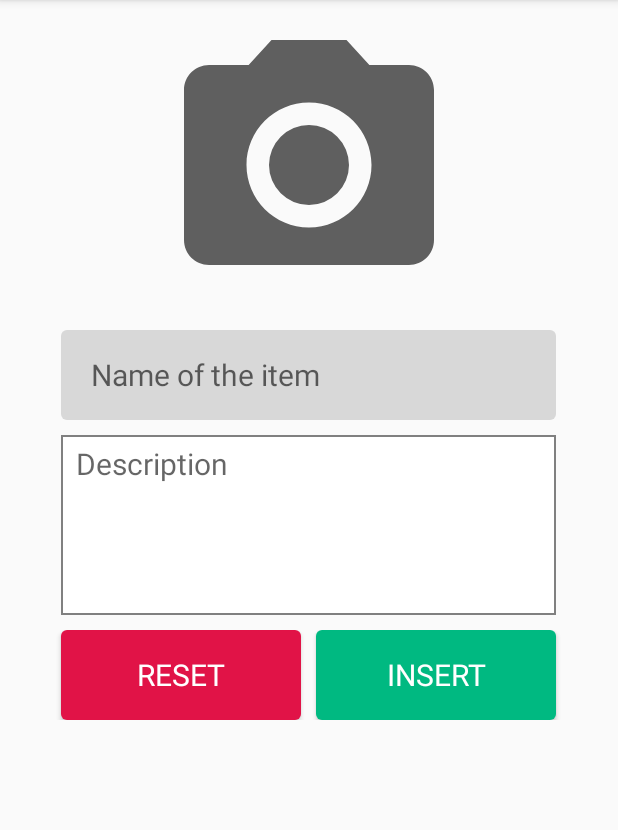
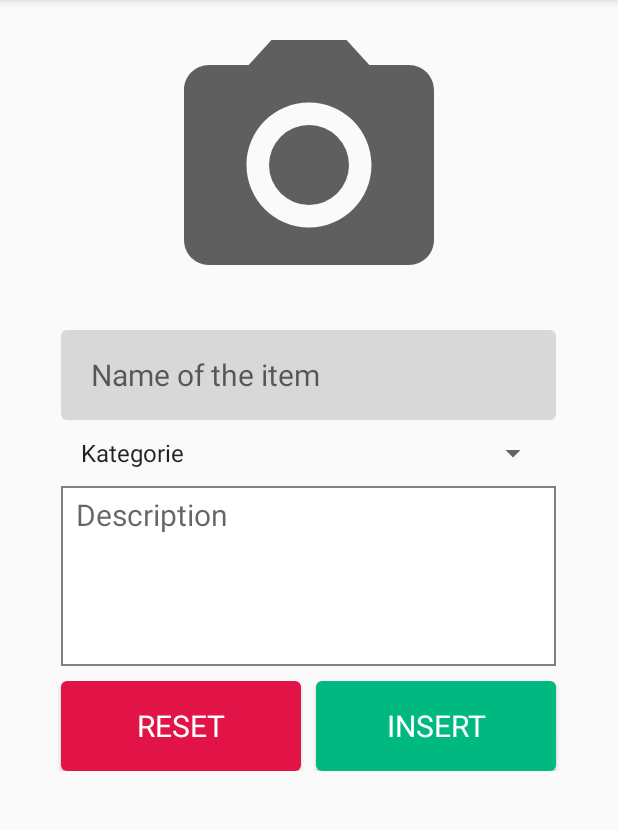
Before and after one commit to NTietje/egora, an Android app: the AddingItem screen opened directly, with no data from a screen before it, on a phone screen of 412 x 824 dp, the part 84-914 px from its top. Run offline under Robolectric (Android 15) with nearby library versions, the light colour scheme and no system bars; our stand-ins replace Firebase (no records; nobody signed in at launch, a user with empty details on screens opened directly); libraries missing offline, so code that uses them is left out: com.shashank.sony.

Commit message:
Added Category-Spinner for Items

```diff
--- a/app/src/main/java/app/egora/ItemManagement/AddingItem.java
+++ b/app/src/main/java/app/egora/ItemManagement/AddingItem.java
@@ -12,9 +12,11 @@ import androidx.appcompat.app.AppCompatActivity;
 import android.text.TextUtils;
 import android.view.View;
 import android.view.WindowManager;
+import android.widget.ArrayAdapter;
 import android.widget.Button;
 import android.widget.EditText;
 import android.widget.ImageView;
+import android.widget.Spinner;
 import android.widget.Toast;
 
 import com.google.android.gms.tasks.Continuation;
@@ -61,6 +63,7 @@ public class AddingItem extends AppCompatActivity {
     private ImageView editImageView;
     private EditText editItemName;
     private EditText editItemDescription;
+    private Spinner spinner;
     private Button buttonReset;
     private Button buttonItemInsert;
     private Uri mImageUri;
@@ -95,11 +98,21 @@ public class AddingItem extends AppCompatActivity {
         progressDialog = new ProgressDialog(this);
         editItemName = findViewById(R.id.item_name);
         editItemDescription = findViewById(R.id.item_description);
+        spinner = findViewById(R.id.item_category_spinner);
         buttonReset = findViewById(R.id.button_reset_item);
         buttonItemInsert = findViewById(R.id.button_insert_item);
 
         //Zuweisung des ImageViews
         editImageView = (ImageView) findViewById(R.id.item_imageView);
+
+        //Laden des KategorieArrays
+
+        ArrayAdapter<CharSequence> adapter = ArrayAdapter.createFromResource(this,
+                R.array.item_categories, android.R.layout.simple_spinner_item);
+        // Specify the layout to use when the list of choices appears
+        adapter.setDropDownViewResource(android.R.layout.simple_spinner_dropdown_item);
+        // Apply the adapter to the spinner
+        spinner.setAdapter(adapter);
 
         //Onclick-Listener für Bildaufnahme
         editImageView.setOnClickListener(new View.OnClickListener() {
@@ -155,12 +168,13 @@ public class AddingItem extends AppCompatActivity {
 
         final String itemName = editItemName.getText().toString().trim();
         final String itemDescription = editItemDescription.getText().toString().trim();
+        final String category = spinner.getSelectedItem().toString();
         final String ownerId = mAuth.getCurrentUser().getUid();
 
         progressDialog.show();
 
         //&& !TextUtils.isEmpty(itemDescription) && !TextUtils.isEmpty(ownerCommunity)
-        if (!TextUtils.isEmpty(itemName) && tookPicture ) {
+        if (!TextUtils.isEmpty(itemName) && tookPicture && !category.equals("Kategorie")  ) {
             //Erstellung einer einzigartigen ID
 
             DocumentReference itemRef = db.collection("items").document();
@@ -197,6 +211,7 @@ public class AddingItem extends AppCompatActivity {
                         Map<String, Object> newItem = new HashMap<>();
                         newItem.put("name", itemName);
                         newItem.put("description" , itemDescription);
+                        newItem.put("category" , category);
                         newItem.put("downloadUrl", downloadUrl);
                         newItem.put("ownerId", ownerId);
                         newItem.put("itemId", itemId);
@@ -227,14 +242,18 @@ public class AddingItem extends AppCompatActivity {
 
         } else {
             progressDialog.dismiss();
-            if(TextUtils.isEmpty(itemName) && tookPicture){
+            if(TextUtils.isEmpty(itemName) && tookPicture && !category.equals("Kategorie")){
                 FancyToast.makeText(AddingItem.this,"Insert a name!", FancyToast.LENGTH_LONG,FancyToast.ERROR,false).show();
             }
-            else if(!tookPicture && !TextUtils.isEmpty(itemName)){
+            else if(!tookPicture && !TextUtils.isEmpty(itemName) && !category.equals("Kategorie") ){
                 FancyToast.makeText(AddingItem.this,"Insert a picture!", FancyToast.LENGTH_LONG,FancyToast.ERROR,false).show();
             }
+
+            else if(tookPicture && !TextUtils.isEmpty(itemName) && category.equals("Kategorie")){
+                FancyToast.makeText(AddingItem.this,"Choose a category for your item!", FancyToast.LENGTH_LONG,FancyToast.ERROR,false).show();
+            }
             else{
-                FancyToast.makeText(AddingItem.this,"Insert picture and name!", FancyToast.LENGTH_LONG,FancyToast.ERROR,false).show();
+                FancyToast.makeText(AddingItem.this,"Insert the item information first!", FancyToast.LENGTH_LONG,FancyToast.ERROR,false).show();
             }
         }
     }
--- a/app/src/main/res/layout/activity_adding_item.xml
+++ b/app/src/main/res/layout/activity_adding_item.xml
@@ -36,11 +36,22 @@
                     android:layout_centerHorizontal="true"
                     tools:ignore="Autofill" />
 
+                <Spinner
+                    android:id="@+id/item_category_spinner"
+                    android:layout_width="320dp"
+                    android:layout_height="wrap_content"
+                    android:layout_below="@+id/item_name"
+                    android:layout_centerHorizontal="true"
+
+                    android:layout_marginTop="10dp"
+                    android:layout_marginStart="3dp"
+                />
+
                 <EditText
                     android:id="@+id/item_description"
                     style="@style/EgoraEditField"
                     android:layout_height="120dp"
-                    android:layout_below="@+id/item_name"
+                    android:layout_below="@+id/item_category_spinner"
                     android:layout_marginTop="10dp"
                     android:layout_centerHorizontal="true"
                     android:gravity="top"
--- a/app/src/main/res/values/strings.xml
+++ b/app/src/main/res/values/strings.xml
@@ -14,4 +14,14 @@
     <string name="registernow">Register now!</string>
     <string name="forgetpassword">Forgot your password?</string>
     <string name="title_activity_item">ItemActivity</string>
+    <string-array name="item_categories">
+        <item>Kategorie</item>
+        <item>Basteln</item>
+        <item>Elektronik &amp; Zubehör</item>
+        <item>Garten &amp; Grill</item>
+        <item>Handwerken</item>
+        <item>Küche &amp; Haushalt</item>
+        <item>Sport &amp; Freizeit</item>
+        <item>Sonstiges</item>
+    </string-array>
 </resources>
```
Also changed, not shown: app/src/main/java/app/egora/Model/Item.java (+9 -0 lines), app/src/main/java/app/egora/Utils/ItemAdapter.java (+3 -9 lines).
